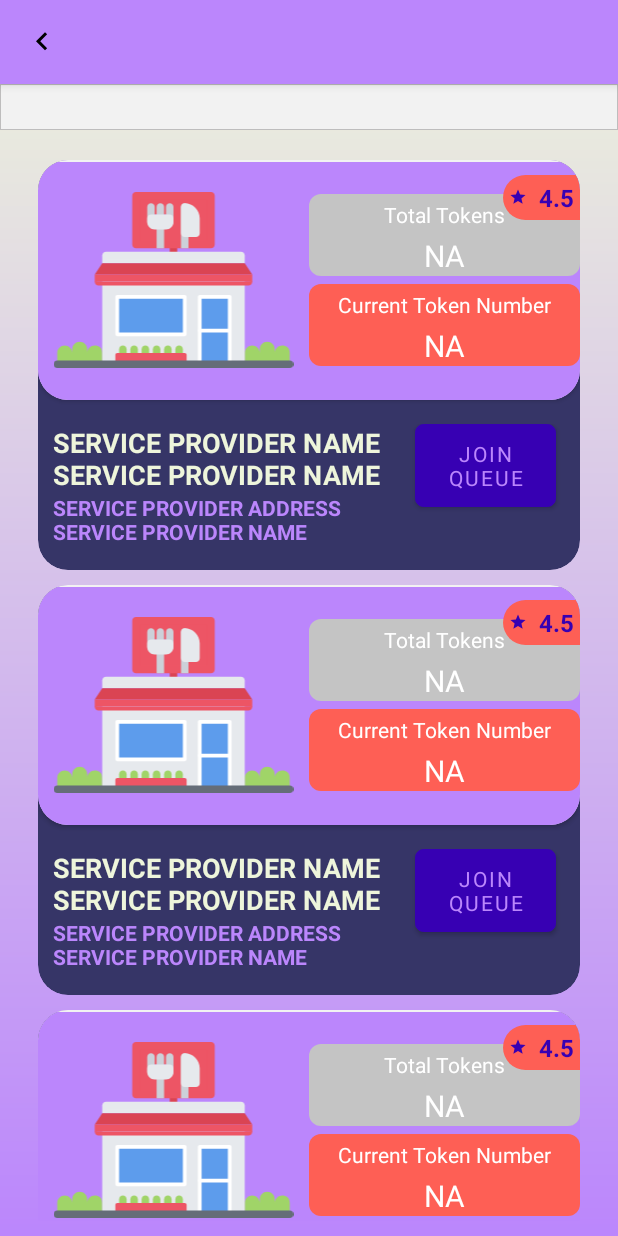
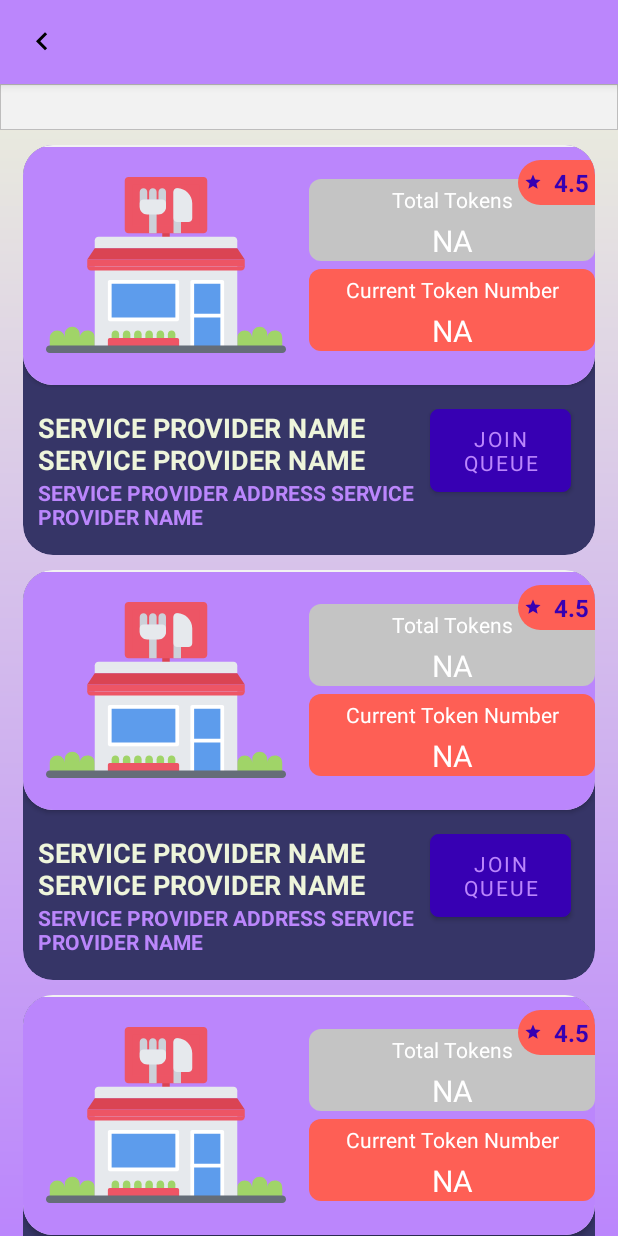
Before and after one commit to iamshubhamkeshri/QMS, an Android app: the layout activity_avail_sertvices.xml on its own in the app's theme, with its tools: preview values and no code run, on a phone screen of 412 x 824 dp. Run offline under Robolectric (Android 15) with nearby library versions, the phone set to English and light mode, and no system bars; plain views replace AVLoadingIndicatorView, NiceSpinner.

```diff
--- a/app/src/main/res/layout/activity_avail_sertvices.xml
+++ b/app/src/main/res/layout/activity_avail_sertvices.xml
@@ -45,7 +45,6 @@
         android:layout_width="match_parent"
         android:layout_height="match_parent"
         android:layout_below="@id/avail_services_location"
-        android:padding="10dp"
         tools:listitem="@layout/card_service_provider"
         />
     <com.wang.avi.AVLoadingIndicatorView
```
